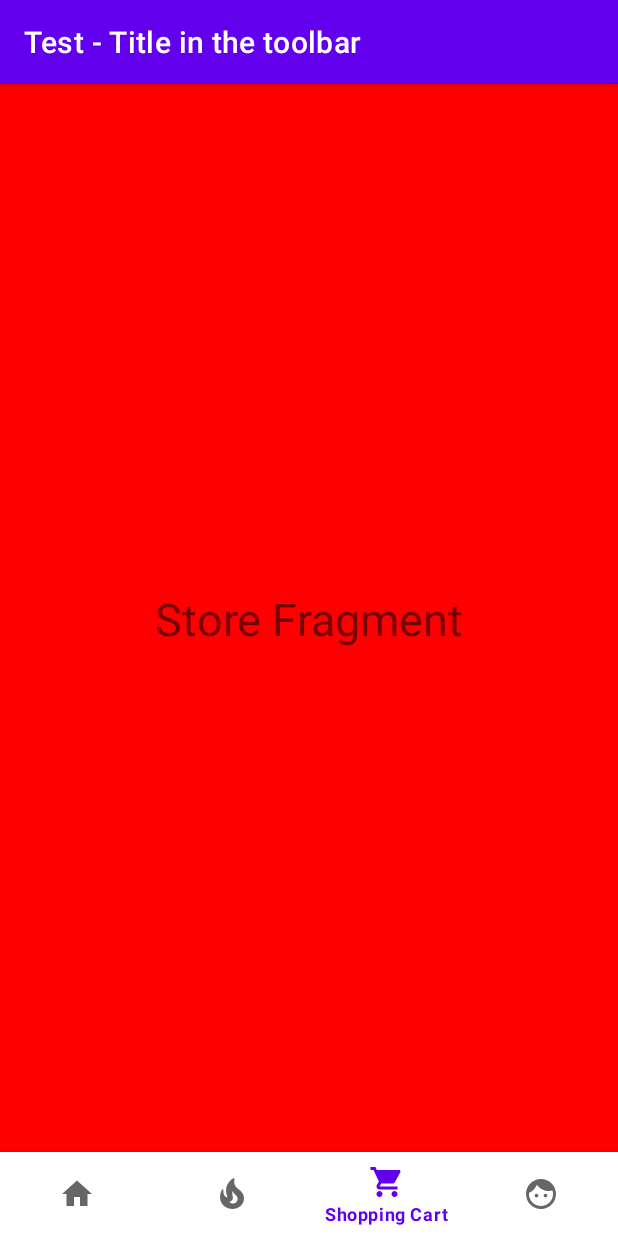
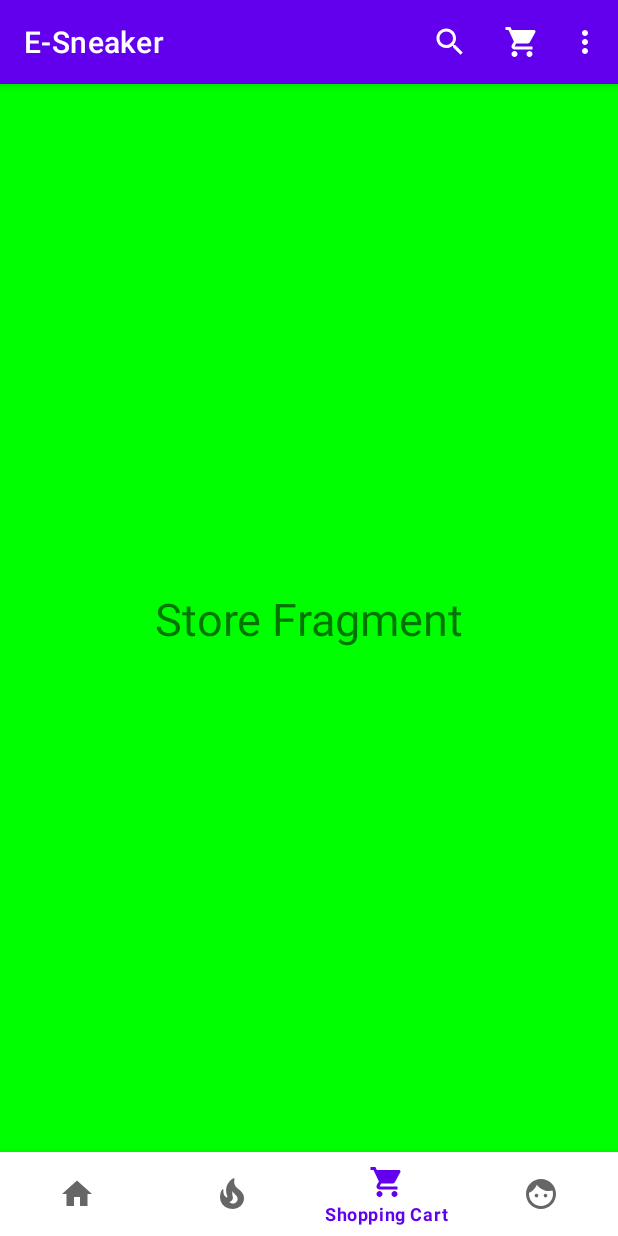
Before and after one commit to JuanTrebolle/E-Sneaker, an Android app: the MainActivity screen opened directly, with no data from a screen before it, item 3 of the bottom bar chosen, on a phone screen of 412 x 824 dp. Run offline under Robolectric (Android 15) with nearby library versions, the phone set to English and light mode, and no system bars.

Commit message:
Fix AppBar & BottomNavigation
AppBar now shows correctly & bottom navigation changes between fragments correctly

```diff
--- a/app/src/main/AndroidManifest.xml
+++ b/app/src/main/AndroidManifest.xml
@@ -18,11 +18,6 @@
         <activity
             android:name=".MainActivity"
             android:theme="@style/SplashTheme">
-            <intent-filter>
-                <action android:name="android.intent.action.MAIN" />
-
-                <category android:name="android.intent.category.LAUNCHER" />
-            </intent-filter>
         </activity>
     </application>
 
--- a/app/src/main/java/com/example/e_sneaker/MainActivity.java
+++ b/app/src/main/java/com/example/e_sneaker/MainActivity.java
@@ -6,14 +6,16 @@ import androidx.appcompat.widget.Toolbar;
 import androidx.fragment.app.FragmentTransaction;
 
 import android.os.Bundle;
+import android.util.Log;
 import android.view.Menu;
 import android.view.MenuItem;
 import android.widget.Toast;
 
 import com.google.android.material.bottomnavigation.BottomNavigationView;
 
-public class MainActivity extends AppCompatActivity {
+public class MainActivity extends AppCompatActivity implements BottomNavigationView.OnNavigationItemSelectedListener{
 
+    private static final String TAG = "MainActivity";
     BottomNavigationView bottomNavigationView;
 
     @Override
@@ -21,7 +23,7 @@ public class MainActivity extends AppCompatActivity {
 
         //SPLASH-THEME
         try {
-            Thread.sleep(2000);
+            Thread.sleep(1000);
         } catch (InterruptedException e) {
             e.printStackTrace();
         }
@@ -32,7 +34,7 @@ public class MainActivity extends AppCompatActivity {
         setContentView(R.layout.activity_main);
 
         Toolbar toolbar = findViewById(R.id.toolbar);
-        //setSupportActionBar(toolbar); // With this the app crashes
+        setSupportActionBar(toolbar); // With this the app crashes
 
         //Set the inital fragment to Store-fragment
         FragmentTransaction transaction = getSupportFragmentManager().beginTransaction();
@@ -42,27 +44,9 @@ public class MainActivity extends AppCompatActivity {
         //Bottom Navigation View
         bottomNavigationView = findViewById(R.id.bottom_navigation_view);
 
-        bottomNavigationView.setSelectedItemId(R.id.nav_home);
+        bottomNavigationView.setOnNavigationItemSelectedListener(this);
+        //bottomNavigationView.setSelectedItemId(R.id.nav_home);
 
-        /*toCartFragmentButton.setOnClickListener(new View.OnClickListener(){
-            @Override
-            public void onClick(View view) {
-                //Set fragment to Cart-fragment
-                FragmentTransaction transaction = getSupportFragmentManager().beginTransaction();
-                transaction.replace(R.id.frameLayoutFragment, new CartFragment());
-                transaction.commit();
-            }
-        });*/
-
-        /*toStoreFragmentButton.setOnClickListener(new View.OnClickListener(){
-            @Override
-            public void onClick(View view) {
-                //Set fragment to Store-fragment
-                FragmentTransaction transaction = getSupportFragmentManager().beginTransaction();
-                transaction.replace(R.id.frameLayoutFragment, new StoreFragment());
-                transaction.commit();
-            }
-        });*/
     }
 
     @Override
@@ -80,23 +64,40 @@ public class MainActivity extends AppCompatActivity {
             Toast.makeText(this, "Search", Toast.LENGTH_SHORT).show();
         } if (itemId == R.id.shoppingCart){
             //TODO: call viewModel to go to shopping cart activity
-            //TODO: add a ancestral/up navigation button in shopping cart activity
             //TODO: add ancestral button in shopping cart activity
-            /*
-             * For adding ancestral button:
-             *   1. In the activity xml file, add android:parentActivityName=".MainActivity"
-             *   2. Add in the java file: getSupportActionBar().setDisplayHomeAsUpEnabled(true)
-             * */
             Toast.makeText(this, "Shopping Cart", Toast.LENGTH_SHORT).show();
         }else if (itemId == R.id.profile){
             //TODO: call viewModel to enter profile settings
-            //TODO: when in the profile/settings activity, add a ancestral/up navigation button
             Toast.makeText(this, "Profile", Toast.LENGTH_SHORT).show();
         } else if (itemId == R.id.settings){
             //TODO: call viewModel to enter settings
-            //TODO: when in the settings activity, add a ancestral/up navigation button
             Toast.makeText(this, "Settings", Toast.LENGTH_SHORT).show();
         }
         return super.onOptionsItemSelected(item);
     }
+
+    Store_Fragment store_fragment = new Store_Fragment();
+    FireSneakers_Fragment fireSneakers_fragment = new FireSneakers_Fragment();
+    Cart_Fragment cart_fragment = new Cart_Fragment();
+    Profile_Fragment profile_fragment = new Profile_Fragment();
+
+    @Override
+    public boolean onNavigationItemSelected(@NonNull MenuItem item) {
+        if (item.getItemId() == R.id.nav_home){
+            getSupportFragmentManager().beginTransaction().replace(R.id.frameLayoutFragment, new Store_Fragment()).commit();
+            return true;
+        } else if (item.getItemId() == R.id.nav_fire){
+            getSupportFragmentManager().beginTransaction().replace(R.id.frameLayoutFragment, new FireSneakers_Fragment()).commit();
+            return true;
+        } else if (item.getItemId() == R.id.nav_cart){
+            getSupportFragmentManager().beginTransaction().replace(R.id.frameLayoutFragment, new Cart_Fragment()).commit();
+            return true;
+        } else if (item.getItemId() == R.id.nav_profile){
+            getSupportFragmentManager().beginTransaction().replace(R.id.frameLayoutFragment, new Profile_Fragment()).commit();
+            return true;
+        }
+
+        Log.i(TAG, "onNavigationItemSelected: " + item.toString());
+        return false; // If true means the item selected has been handled
+    }
 }
--- a/app/src/main/res/layout/activity_main.xml
+++ b/app/src/main/res/layout/activity_main.xml
@@ -6,7 +6,7 @@
     android:layout_height="match_parent"
     tools:context=".MainActivity">
 
-    <com.google.android.material.appbar.MaterialToolbar
+    <androidx.appcompat.widget.Toolbar
         android:id="@+id/toolbar"
         style="@style/Widget.MaterialComponents.Toolbar.Primary"
         android:layout_width="match_parent"
@@ -14,13 +14,12 @@
         app:layout_constraintEnd_toEndOf="parent"
         app:layout_constraintStart_toStartOf="parent"
         app:layout_constraintTop_toTopOf="parent"
-        app:title="Test - Title in the toolbar" />
+        app:title="E-Sneaker" />
 
     <FrameLayout
         android:id="@+id/frameLayoutFragment"
         android:layout_width="match_parent"
         android:layout_height="0dp"
-        android:background="@color/colorPrimary"
         app:layout_constraintBottom_toTopOf="@+id/bottom_navigation_view"
         app:layout_constraintEnd_toEndOf="parent"
         app:layout_constraintHorizontal_bias="0.5"
--- a/app/src/main/res/layout/fragment_store.xml
+++ b/app/src/main/res/layout/fragment_store.xml
@@ -4,7 +4,8 @@
     xmlns:tools="http://schemas.android.com/tools"
     android:layout_width="match_parent"
     android:layout_height="match_parent"
-    tools:context=".Store_Fragment">
+    tools:context=".Store_Fragment"
+    android:background="#00FF00">
 
     <!-- TODO: Update blank fragment layout -->
     <TextView
--- a/app/src/main/res/menu/bottom_navigation.xml
+++ b/app/src/main/res/menu/bottom_navigation.xml
@@ -13,7 +13,7 @@
         android:title="@string/fire"/>
 
     <item
-        android:id="@+id/nav_"
+        android:id="@+id/nav_cart"
         android:enabled="true"
         android:icon="@drawable/ic_shopping_cart"
         android:title="@string/ShoppingCart"/>
--- a/app/src/main/res/values-night/themes.xml
+++ b/app/src/main/res/values-night/themes.xml
@@ -1,6 +1,6 @@
 <resources xmlns:tools="http://schemas.android.com/tools">
     <!-- Base application theme. -->
-    <style name="Theme.ESneaker" parent="Theme.MaterialComponents.DayNight.DarkActionBar">
+    <style name="Theme.ESneaker" parent="Theme.MaterialComponents.DayNight.NoActionBar">
         <!-- Primary brand color. -->
         <item name="colorPrimary">@color/purple_200</item>
         <item name="colorPrimaryVariant">@color/purple_700</item>
```
